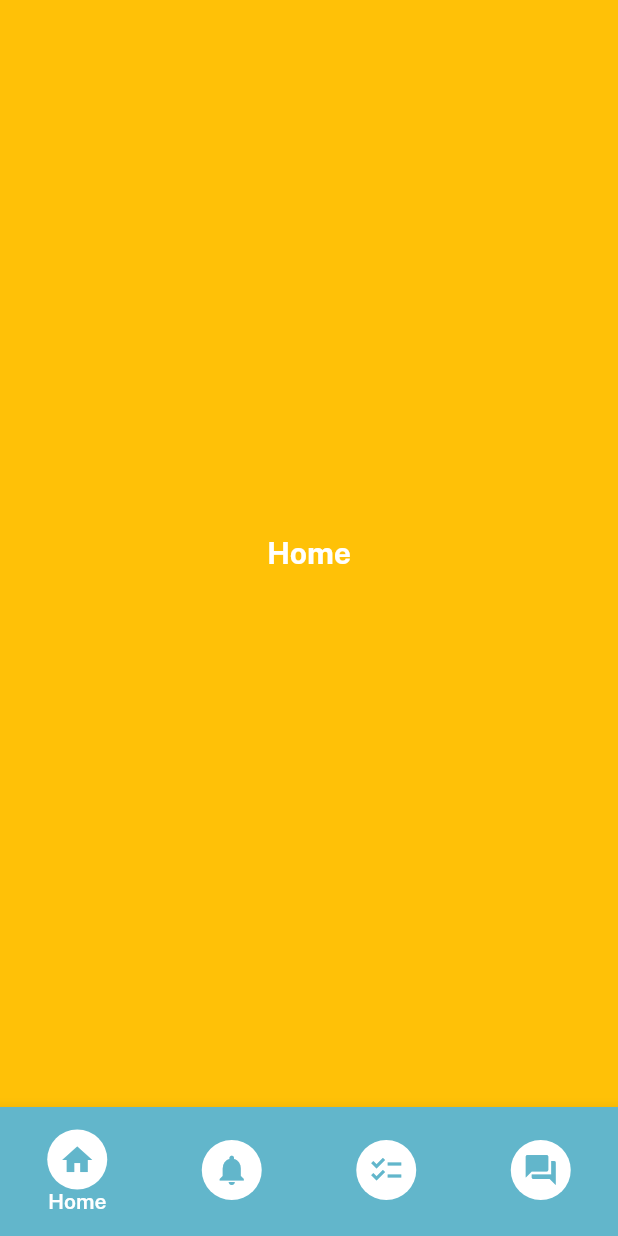
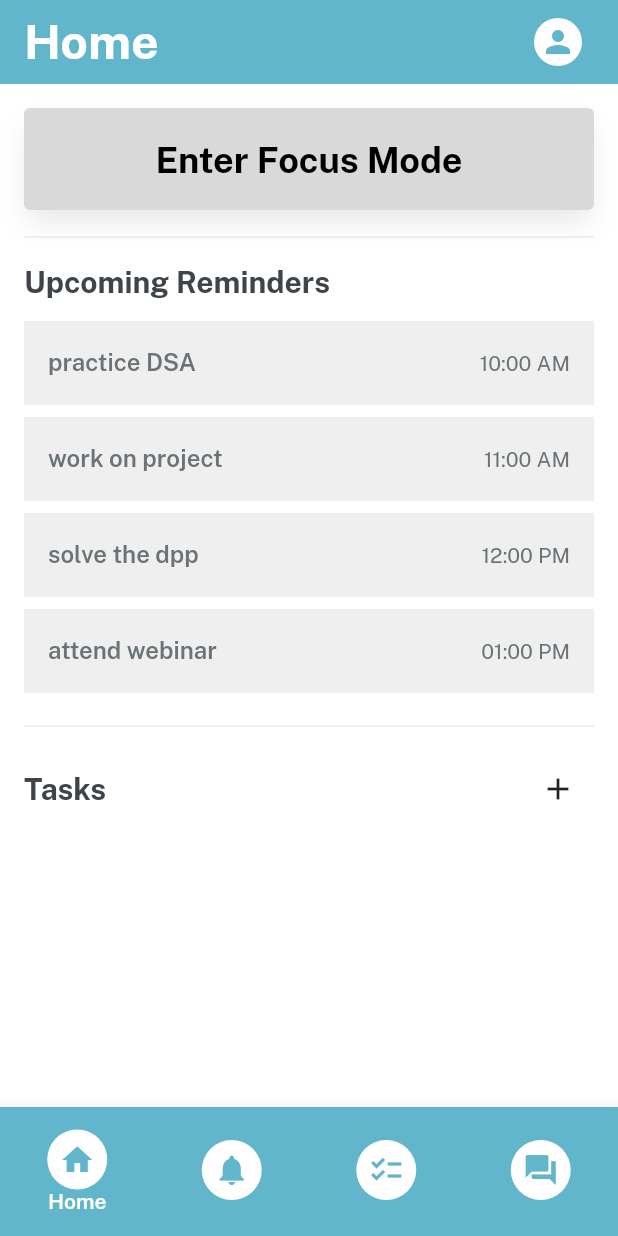
Before and after one commit to techxpert-aditya/mcwc, a Flutter app: the screen it shows after launch, on a phone screen of 412 x 824 dp. Run offline on Flutter 3.47's test engine with Material 2 defaults, Android fonts, the phone set to English and light mode, and no system bars; our stand-ins replace get, velocity_x.

Commit message:
home screen layout and todo functionality created

```diff
--- a/lib/const/const.dart
+++ b/lib/const/const.dart
@@ -2,6 +2,17 @@ export './images.dart';
 export './styles.dart';
 export './strings.dart';
 export './colors.dart';
+export './lists.dart';
 export 'package:velocity_x/velocity_x.dart';
 export 'Package:flutter/material.dart';
 export 'package:get/get.dart';
+
+class Todo {
+  final String title;
+  bool isDone;
+
+  Todo({
+    required this.title,
+    this.isDone = false,
+  });
+}
--- /dev/null
+++ b/lib/const/lists.dart
@@ -0,0 +1,13 @@
+const List reminderNames = [
+  "practice DSA",
+  "work on project",
+  "solve the dpp",
+  "attend webinar",
+];
+
+const List reminderTimes = [
+  "10:00 AM",
+  "11:00 AM",
+  "12:00 PM",
+  "01:00 PM",
+];
--- a/lib/const/strings.dart
+++ b/lib/const/strings.dart
@@ -5,3 +5,8 @@ const home = 'Home';
 const reminder = 'Reminder';
 const notes = 'Notes';
 const qna = 'Q&A';
+
+// home screen
+const enterFocusMode = 'Enter Focus Mode';
+const upComingReminders = 'Upcoming Reminders';
+const tasks = 'Tasks';
--- /dev/null
+++ b/lib/controller/todo_controller.dart
@@ -0,0 +1,16 @@
+import 'package:mcwc/const/const.dart';
+
+class TodoController extends GetxController {
+  var todos = <Todo>[].obs;
+  TextEditingController textEditingController = TextEditingController();
+
+  void addTodo({required String title}) {
+    todos.add(Todo(
+      title: title,
+    ));
+  }
+
+  void removeTodo({required int index}) {
+    todos.removeAt(index);
+  }
+}
--- /dev/null
+++ b/lib/view/home_screen/components/reminder_tile.dart
@@ -0,0 +1,9 @@
+import 'package:mcwc/const/const.dart';
+
+Widget reminderTile({String? title, String? time}) {
+  return ListTile(
+    title: title!.text.fontFamily(semiBold).color(fontGreyColor).make(),
+    trailing: time!.text.color(fontGreyColor).make(),
+    tileColor: lightGreyColor,
+  ).box.margin(const EdgeInsets.symmetric(vertical: 4)).rounded.make();
+}
--- a/lib/view/home_screen/home.dart
+++ b/lib/view/home_screen/home.dart
@@ -44,7 +44,7 @@ class Home extends StatelessWidget {
   ];
 
   final List<Widget> navBody = [
-    const HomeScreen(),
+    HomeScreen(),
     const ReminderScreen(),
     const NotesScreen(),
     const QnaScreen(),
--- a/lib/view/home_screen/home_screen.dart
+++ b/lib/view/home_screen/home_screen.dart
@@ -1,14 +1,152 @@
+import 'package:mcwc/controller/todo_controller.dart';
+
 import '../../const/const.dart';
+import '../../widget_common/custom_elevated_button.dart';
+import 'components/reminder_tile.dart';
 
-class HomeScreen extends StatelessWidget {
+class HomeScreen extends StatefulWidget {
   const HomeScreen({super.key});
+
+  @override
+  State<HomeScreen> createState() => _HomeScreenState();
+}
+
+class _HomeScreenState extends State<HomeScreen> {
+  final TodoController todoController = Get.put(TodoController());
 
   @override
   Widget build(BuildContext context) {
     return Scaffold(
-      backgroundColor: Colors.amber,
-      body: Center(
-        child: home.text.color(whiteColor).size(20).fontFamily(bold).make(),
+      appBar: AppBar(
+        title: "Home".text.color(whiteColor).size(32).fontFamily(bold).make(),
+        actions: [
+          IconButton(
+            icon: const CircleAvatar(
+                backgroundColor: whiteColor,
+                foregroundColor: primaryColor,
+                child: Icon(Icons.person)),
+            onPressed: () {},
+          ).box.margin(const EdgeInsets.only(right: 16)).make(),
+        ],
+      ),
+      body: SingleChildScrollView(
+        scrollDirection: Axis.vertical,
+        physics: const BouncingScrollPhysics(),
+        child: Column(
+          mainAxisSize: MainAxisSize.max,
+          crossAxisAlignment: CrossAxisAlignment.start,
+          children: [
+            customElevatedButton(
+                    label: enterFocusMode,
+                    onPress: () {},
+                    color: const Color(0xFFD9D9D9),
+                    textColor: Colors.black,
+                    textSize: 24)
+                .box
+                .outerShadowLg
+                .make(),
+            10.heightBox,
+            const Divider(),
+            10.heightBox,
+            upComingReminders.text
+                .fontFamily(bold)
+                .color(darkFontGreyColor)
+                .size(20)
+                .make(),
+            10.heightBox,
+            Column(
+                children: List.generate(
+              reminderNames.length,
+              (index) => reminderTile(
+                title: reminderNames[index],
+                time: reminderTimes[index],
+              ),
+            )),
+            10.heightBox,
+            const Divider(),
+            10.heightBox,
+            Row(
+              mainAxisAlignment: MainAxisAlignment.spaceBetween,
+              children: [
+                tasks.text
+                    .fontFamily(bold)
+                    .color(darkFontGreyColor)
+                    .size(20)
+                    .make(),
+                IconButton(
+                  icon: const Icon(Icons.add),
+                  onPressed: () async {
+                    showDialog(
+                        context: context,
+                        builder: (_) => AlertDialog(
+                              title: const Text("Add Task"),
+                              content: TextField(
+                                controller:
+                                    todoController.textEditingController,
+                                decoration: const InputDecoration(
+                                    hintText: "Enter Task"),
+                              ),
+                              actions: [
+                                ElevatedButton(
+                                  onPressed: () {
+                                    if (todoController.textEditingController
+                                        .text.isNotEmpty) {
+                                      todoController.addTodo(
+                                          title: todoController
+                                              .textEditingController.text);
+                                      todoController.textEditingController
+                                          .clear();
+                                      Get.back();
+                                    }
+                                  },
+                                  child: const Text("Add"),
+                                ),
+                              ],
+                            ));
+                  },
+                ),
+              ],
+            ),
+            Obx(
+              () => Column(
+                children: List.generate(todoController.todos.length, (index) {
+                  // return tasksTile(
+                  // title: todoController.todos[index].title,
+                  // index: index,
+                  // );
+                  return ListTile(
+                    title: todoController.todos[index].isDone
+                        ? todoController.todos[index].title.text.lineThrough
+                            .fontFamily(semiBold)
+                            .color(fontGreyColor)
+                            .make()
+                        : todoController.todos[index].title.text
+                            .fontFamily(semiBold)
+                            .color(fontGreyColor)
+                            .make(),
+                    leading: Checkbox(
+                      value: todoController.todos[index].isDone,
+                      onChanged: (newValue) async {
+                        setState(() {
+                          todoController.todos[index].isDone = newValue!;
+                        });
+                        await Future.delayed(
+                            const Duration(milliseconds: 1000));
+                        todoController.removeTodo(index: index);
+                        // todoController.todos[index].isDone = newValue!;
+                      },
+                    ),
+                    tileColor: lightGreyColor,
+                  )
+                      .box
+                      .margin(const EdgeInsets.symmetric(vertical: 4))
+                      .rounded
+                      .make();
+                }),
+              ),
+            )
+          ],
+        ).box.margin(const EdgeInsets.all(16)).make(),
       ),
     );
   }
--- a/lib/widget_common/custom_elevated_button.dart
+++ b/lib/widget_common/custom_elevated_button.dart
@@ -5,7 +5,8 @@ Widget customElevatedButton(
     required Function()? onPress,
     Color? color,
     Color? textColor,
-    bool isUsedInRow = false}) {
+    bool isUsedInRow = false,
+    double? textSize = 16}) {
   return SizedBox(
     width: isUsedInRow ? null : double.maxFinite,
     child: ElevatedButton(
@@ -15,6 +16,13 @@ Widget customElevatedButton(
           padding: const EdgeInsets.all(12),
         ),
         onPressed: onPress,
-        child: label!.text.color(textColor).fontFamily(bold).make()),
+        child: label!.text
+            .color(textColor)
+            .fontFamily(bold)
+            .size(textSize)
+            .make()
+            .box
+            .padding(const EdgeInsets.all(8))
+            .make()),
   );
 }
```
Also changed, not shown: lib/view/home_screen/components/tasks_tile.dart (added, +16 -0 lines).
